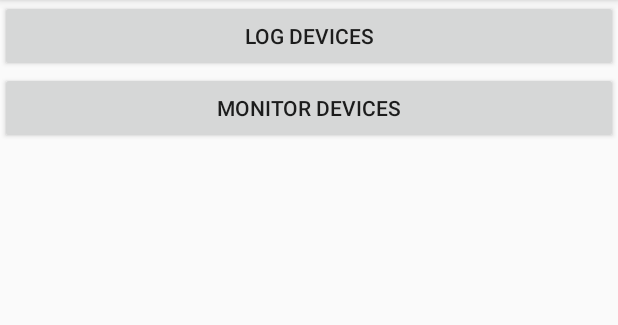
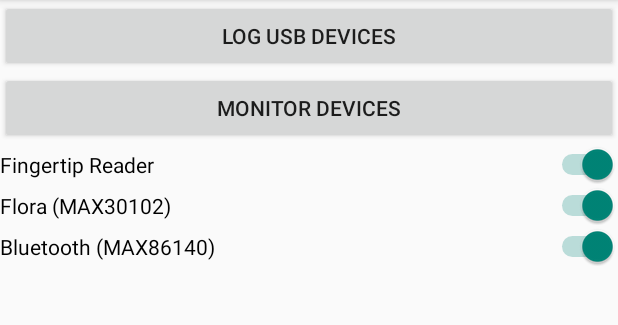
Before and after one commit to jipson7/PulseOximeterApp, an Android app: the screen it shows after launch (MainActivity), after a tap on "MONITOR DEVICES", on a phone screen of 412 x 824 dp, the part 84-409 px from its top. Run offline under Robolectric (Android 15) with nearby library versions, the phone set to English and light mode, and no system bars.

Commit message:
Cleanup Main activity and add selectors for devices

```diff
--- a/app/src/main/java/com/utoronto/caleb/pulseoximeterapp/MainActivity.java
+++ b/app/src/main/java/com/utoronto/caleb/pulseoximeterapp/MainActivity.java
@@ -11,6 +11,7 @@ import android.hardware.usb.UsbManager;
 import android.os.Bundle;
 import android.util.Log;
 import android.view.View;
+import android.widget.Switch;
 import android.widget.Toast;
 
 import com.google.firebase.FirebaseApp;
@@ -26,9 +27,11 @@ public class MainActivity extends Activity {
 
     UsbManager mUsbManager;
 
-    public static final String DEVICE_PARAM = "com.utoronto.caleb.pulseoximeterapp.param.DEVICE_PARAMETER";
+    public static final String USB_DEVICE_PARAM = "com.utoronto.caleb.pulseoximeterapp.param.USB_DEVICE_PARAMETER";
 
-    ArrayList<String> mDeviceNames;
+    private Switch mFingertipSwitch;
+    private Switch mFloraSwitch;
+    private Switch mBluetoothSwitch;
 
     private PendingIntent mPermissionIntent;
 
@@ -63,6 +66,13 @@ public class MainActivity extends Activity {
         this.mUsbManager = (UsbManager) getSystemService(Context.USB_SERVICE);
         setupUsbPermissionHandler();
         FirebaseApp.initializeApp(this);
+        setupDeviceSwitches();
+    }
+
+    private void setupDeviceSwitches() {
+        mFingertipSwitch = findViewById(R.id.switch_fingertip);
+        mFloraSwitch = findViewById(R.id.switch_flora);
+        mBluetoothSwitch = findViewById(R.id.switch_bluetooth);
     }
 
     private void setupUsbPermissionHandler() {
@@ -71,7 +81,7 @@ public class MainActivity extends Activity {
         registerReceiver(mUsbReceiver, filter);
     }
 
-    public void onClickDevicesBtn(View v) {
+    public void onClickLogUsbDevices(View v) {
         HashMap<String, UsbDevice> deviceList = mUsbManager.getDeviceList();
         Log.d(TAG, deviceList.size() + " devices found.");
         Iterator it = deviceList.values().iterator();
@@ -96,50 +106,50 @@ public class MainActivity extends Activity {
     }
 
     private void startMonitorActivity() {
-        if (checkDevicePermissions()) {
-            Intent intent = new Intent(this, MonitorActivity.class);
-            intent.putStringArrayListExtra(DEVICE_PARAM, mDeviceNames);
-            startActivity(intent);
-        } else {
-            Toast.makeText(this, R.string.no_devices, Toast.LENGTH_SHORT).show();
-            Log.e(TAG,"Missing permission for supported device.");
+
+        ArrayList<String> usbDeviceNames = new ArrayList<>();
+
+        if (mFingertipSwitch.isChecked()) {
+            String name = getDeviceName(Device.FINGERTIP);
+            if (name == null) {
+                Log.e(TAG, "Unable to locate: " + Device.FINGERTIP.toString());
+                return;
+            }
+            usbDeviceNames.add(name);
         }
+        if (mFloraSwitch.isChecked()) {
+            Log.e(TAG, "Unable to locate: " + Device.MAX30102.toString());
+            String name = getDeviceName(Device.MAX30102);
+            if (name == null) {
+                return;
+            }
+            usbDeviceNames.add(name);
+        }
+        if (mBluetoothSwitch.isChecked()) {
+            //TODO pass the device somehow
+        }
+
+        Intent intent = new Intent(this, MonitorActivity.class);
+        intent.putStringArrayListExtra(USB_DEVICE_PARAM, usbDeviceNames);
+        startActivity(intent);
     }
 
-    private boolean checkDevicePermissions() {
-        ArrayList<UsbDevice> devices = getAvailableDevices();
-        mDeviceNames = new ArrayList<>();
-        for (UsbDevice device: devices) {
-            if (!this.mUsbManager.hasPermission(device)) {
-                this.mUsbManager.requestPermission(device, this.mPermissionIntent);
-                Log.d(TAG, "Device " + device.getProductName() +  " is missing permissions. Requesting.");
-                return false;
-            } else {
-                mDeviceNames.add(device.getDeviceName());
-            }
-        }
-
-        return (mDeviceNames.size() > 0);
-    }
-
-    private ArrayList<UsbDevice> getAvailableDevices() {
-        ArrayList<UsbDevice> devices = new ArrayList<>();
+    private String getDeviceName(Device d) {
         HashMap<String, UsbDevice> deviceList = mUsbManager.getDeviceList();
         Iterator it = deviceList.values().iterator();
-        Log.d(TAG, deviceList.size() + " devices detected.");
         while (it.hasNext()) {
             UsbDevice device = (UsbDevice) it.next();
             String name = device.getProductName();
-            if (Device.FINGERTIP.is(name)) {
-                Log.d(TAG, "Fingertip sensor detected");
-                devices.add(device);
-            } else if (Device.MAX30102.is(name)) {
-                Log.d(TAG, "MAX30102 sensor detected");
-                devices.add(device);
+            if (d.is(name)) {
+                if (!this.mUsbManager.hasPermission(device)) {
+                    this.mUsbManager.requestPermission(device, this.mPermissionIntent);
+                    return null;
+                }
+                return device.getDeviceName();
             }
             it.remove();
         }
-        return devices;
+        return null;
     }
 
     @Override
--- a/app/src/main/java/com/utoronto/caleb/pulseoximeterapp/MonitorService.java
+++ b/app/src/main/java/com/utoronto/caleb/pulseoximeterapp/MonitorService.java
@@ -78,7 +78,7 @@ public class MonitorService extends Service implements UsbDataHandler {
             if (intent != null) {
                 final String action = intent.getAction();
                 if (action.equals(MonitorActivity.ACTION_MONITOR)) {
-                    mDeviceNames = intent.getStringArrayListExtra(MainActivity.DEVICE_PARAM);
+                    mDeviceNames = intent.getStringArrayListExtra(MainActivity.USB_DEVICE_PARAM);
                     monitor();
                 }
             }
--- a/app/src/main/res/layout/activity_main.xml
+++ b/app/src/main/res/layout/activity_main.xml
@@ -17,7 +17,7 @@
             android:layout_height="wrap_content"
             android:layout_centerHorizontal="true"
             android:layout_centerVertical="true"
-            android:onClick="onClickDevicesBtn"
+            android:onClick="onClickLogUsbDevices"
             android:text="@string/device_btn_lbl" />
 
         <Button
@@ -29,6 +29,27 @@
             android:onClick="onClickMonitorBtn"
             android:text="@string/monitor_btn_lbl" />
 
+        <Switch
+            android:id="@+id/switch_fingertip"
+            android:layout_width="match_parent"
+            android:layout_height="wrap_content"
+            android:checked="true"
+            android:text="@string/device_name_fingertip" />
+
+        <Switch
+            android:id="@+id/switch_flora"
+            android:layout_width="match_parent"
+            android:layout_height="wrap_content"
+            android:checked="true"
+            android:text="@string/device_name_flora" />
+
+        <Switch
+            android:id="@+id/switch_bluetooth"
+            android:layout_width="match_parent"
+            android:layout_height="wrap_content"
+            android:checked="true"
+            android:text="@string/device_name_bluetooth" />
+
     </LinearLayout>
 
 </android.support.constraint.ConstraintLayout>
--- a/app/src/main/res/values/strings.xml
+++ b/app/src/main/res/values/strings.xml
@@ -3,7 +3,7 @@
     <string name="app_name">PulseOximeterApp</string>
 
     <!-- Main Activity -->
-    <string name="device_btn_lbl">Log Devices</string>
+    <string name="device_btn_lbl">Log USB Devices</string>
     <string name="monitor_btn_lbl">Monitor Devices</string>
 
     <!-- Monitor Activity -->
@@ -14,8 +14,13 @@
     <string name="no_devices">No supported devices attached.</string>
     <string name="device_granted">Device Permission Granted.</string>
 
+    <!-- Device IDS -->
+    <string name="product_id_fingertip">USBUART</string>
+
     <!-- Device Names -->
-    <string name="product_name_fingertip">USBUART</string>
+    <string name="device_name_fingertip">Fingertip Reader</string>
+    <string name="device_name_flora">Flora (MAX30102)</string>
+    <string name="device_name_bluetooth">Bluetooth (MAX86140)</string>
 
     <!-- Notification Information -->
     <string name="notification_title">Monitor Status</string>
```
Also changed, not shown: app/src/main/java/com/utoronto/caleb/pulseoximeterapp/MonitorActivity.java (+8 -4 lines).
